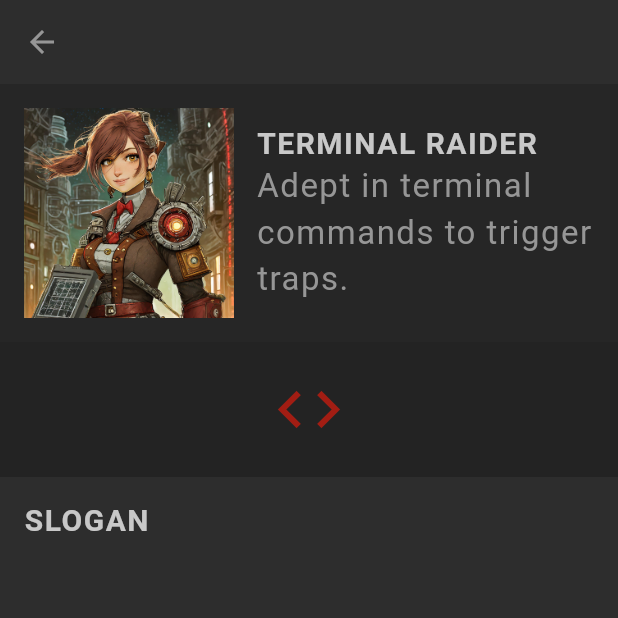
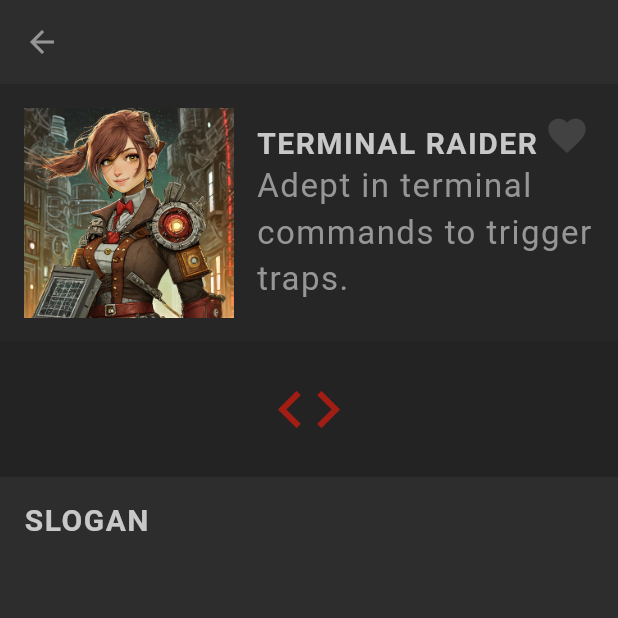
Before and after one commit to amtshirazu/hero-character-app, a Flutter app: the Profile screen opened directly with empty values, on a phone screen of 412 x 824 dp, the top half of it. Run offline on Flutter 3.47's test engine with Material 3 defaults, Android fonts, the phone set to English and light mode, and no system bars; our stand-ins replace cloud_firestore, firebase_core, google_fonts; accounts and stored records are empty; Roboto replaces fonts that are missing (Kanit).

Commit message:
added a factory constructor for Class characters.dart. added implicit and explicit animations. Caddded sending and collecting data from firebase functionality using withConverter

```diff
--- a/lib/screens/profile.dart
+++ b/lib/screens/profile.dart
@@ -1,57 +1,67 @@
 import 'package:flutter/material.dart';
+import 'package:hero_characters/services/character_store.dart';
+import 'package:hero_characters/services/heart.dart';
 import 'package:hero_characters/services/skill_list.dart';
 import 'package:hero_characters/services/stats_table.dart';
 import 'package:hero_characters/services/styledButton.dart';
 import 'package:hero_characters/services/styledVariousText.dart';
 import 'package:hero_characters/services/themes.dart';
+import 'package:provider/provider.dart';
 import '../models/characters.dart';
 
-
-
 class Profile extends StatelessWidget {
-  const Profile({
-    required this.character,
-    super.key
-  });
+  const Profile({required this.character, super.key});
 
   final Character character;
 
   @override
   Widget build(BuildContext context) {
     return Scaffold(
-      appBar: AppBar(
-        title: StyledTitle(character.name),
-      ),
+      appBar: AppBar(title: StyledTitle(character.name)),
       body: SingleChildScrollView(
         child: Column(
           children: [
-
+            Stack(
+              children: [
                 Container(
                   padding: EdgeInsets.all(16),
                   color: AppColors.secondaryColor.withOpacity(0.3),
                   child: Row(
                     children: [
-                  Image.asset(
+                      Hero(
+                        tag: character.id.toString(),
+                        child: Image.asset(
                           "lib/assets/img/vocations/${character.vocation.image}",
                           width: 140,
                           height: 140,
                         ),
+                      ),
 
-                  SizedBox(width: 15,),
+                      SizedBox(width: 15),
 
                       Expanded(
                         child: Column(
                           crossAxisAlignment: CrossAxisAlignment.start,
                           children: [
                             StyledHeading(character.vocation.title),
-                        StyledText(character.vocation.description)
+                            StyledText(character.vocation.description),
                           ],
                         ),
-                  )
+                      ),
                     ],
                   ),
                 ),
 
+                Positioned(
+                    top: 10,
+                    right: 10,
+                    child: Heart(character: character)
+                ),
+
+              ],
+
+
+            ),
 
             SizedBox(height: 20),
             Icon(Icons.code, color: AppColors.primaryColor, size: 50),
@@ -61,39 +71,40 @@ class Profile extends StatelessWidget {
               padding: EdgeInsets.all(16),
               color: AppColors.secondaryColor,
               width: double.infinity,
-              child: Column (
+              child: Column(
                 crossAxisAlignment: CrossAxisAlignment.start,
                 children: [
                   StyledHeading("Slogan"),
                   StyledText(character.slogan),
-                  SizedBox(height: 16,),
+                  SizedBox(height: 16),
                   StyledHeading("Weapon of choice"),
                   StyledText(character.vocation.weapon),
-                  SizedBox(height: 16,),
+                  SizedBox(height: 16),
                   StyledHeading("Unique ability"),
                   StyledText(character.vocation.ability),
-                  SizedBox(height: 16,),
-                ]
-              )
+                  SizedBox(height: 16),
+                ],
+              ),
             ),
 
-            SizedBox(height: 30,),
+            SizedBox(height: 30),
 
             // stats and skills
             Container(
               alignment: Alignment.center,
               child: Column(
-                children: [
-                  StatsTable(character),
-                  SkillList(character),
-                ],
+                children: [StatsTable(character), SkillList(character)],
               ),
             ),
-            SizedBox(height: 15,),
+            SizedBox(height: 15),
 
             // save button
             StyledButton(
-                onPressed: (){
+              onPressed: () {
+                Provider.of<CharacterStore>(
+                  context,
+                  listen: false,
+                ).saveCharacter(character);
                 ScaffoldMessenger.of(context).showSnackBar(
                   SnackBar(
                     backgroundColor: AppColors.secondaryColor,
@@ -105,9 +116,7 @@ class Profile extends StatelessWidget {
               },
               child: StyledHeading("Save Character"),
             ),
-            SizedBox(height: 20,),
-
-
+            SizedBox(height: 20),
           ],
         ),
       ),
--- /dev/null
+++ b/lib/services/heart.dart
@@ -0,0 +1,58 @@
+import 'package:flutter/material.dart';
+import '../models/characters.dart';
+
+class Heart extends StatefulWidget {
+  const Heart({super.key, required this.character});
+
+  final Character character;
+
+  @override
+  State<Heart> createState() => _HeartState();
+}
+
+class _HeartState extends State<Heart> with SingleTickerProviderStateMixin {
+  late AnimationController _controller;
+  late Animation _sizeAnimation;
+
+  @override
+  void initState() {
+    _controller = AnimationController(
+      vsync: this,
+      duration: Duration(milliseconds: 300),
+    );
+
+    _sizeAnimation = TweenSequence([
+      TweenSequenceItem<double>(
+        tween: Tween(begin: 30.0, end: 45.0),
+        weight: 50,
+      ),
+
+      TweenSequenceItem<double>(
+        tween: Tween(begin: 45.0, end: 30),
+        weight: 50,
+      ),
+    ]).animate(_controller);
+
+    super.initState();
+  }
+
+  @override
+  Widget build(BuildContext context) {
+    return AnimatedBuilder(
+      animation: _controller,
+      builder: (context, child) {
+        return IconButton(
+          onPressed: () {
+              _controller.isCompleted ? _controller.reverse() : _controller.forward();
+              widget.character.toggleIsFav();
+          },
+          icon: Icon(
+            Icons.favorite,
+            color: widget.character.fav ? Colors.red : Colors.grey[800],
+            size: _sizeAnimation.value,
+          ),
+        );
+      },
+    );
+  }
+}
--- a/lib/services/stats_table.dart
+++ b/lib/services/stats_table.dart
@@ -16,6 +16,9 @@ class StatsTable extends StatefulWidget {
 }
 
 class _StatsTableState extends State<StatsTable> {
+
+  double turns = 0.0;
+
   @override
   Widget build(BuildContext context) {
     return Padding(
@@ -29,10 +32,14 @@ class _StatsTableState extends State<StatsTable> {
             padding: EdgeInsets.all(8),
             child: Row(
               children: [
-                Icon(
-                  Icons.star,
-                  size: 25,
-                  color: widget.character.points <= 0 ? AppColors.textColor : AppColors.highlightColor,
+                AnimatedRotation(
+                  turns: turns,
+                  duration: Duration(milliseconds: 200),
+                  child: Icon(
+                    Icons.star,
+                    size: 25,
+                    color: widget.character.points <= 0 ? AppColors.textColor : AppColors.highlightColor,
+                  ),
                 ),
                 SizedBox(width: 20,),
                 StyledText("Stat points available"),
@@ -73,6 +80,7 @@ class _StatsTableState extends State<StatsTable> {
                         onPressed: () {
                           setState(() {
                             widget.character.increaseStats(stats["title"]!);
+                            turns += 0.5;
                           });
 
                         },
@@ -90,6 +98,7 @@ class _StatsTableState extends State<StatsTable> {
                       onPressed: () {
                         setState(() {
                           widget.character.decreaseStats(stats["title"]!);
+                          turns -= 0.5;
                         });
 
                       },
```
Also changed, not shown: lib/models/characters.dart (+6 -6 lines), lib/models/stats.dart (+10 -0 lines), lib/screens/home.dart (+28 -5 lines), lib/services/CardWidget.dart (+6 -3 lines), lib/services/character_store.dart (+34 -1 lines), lib/services/firestore_service.dart (+40 -1 lines). Lines whose indentation alone changed are shown as unchanged.
